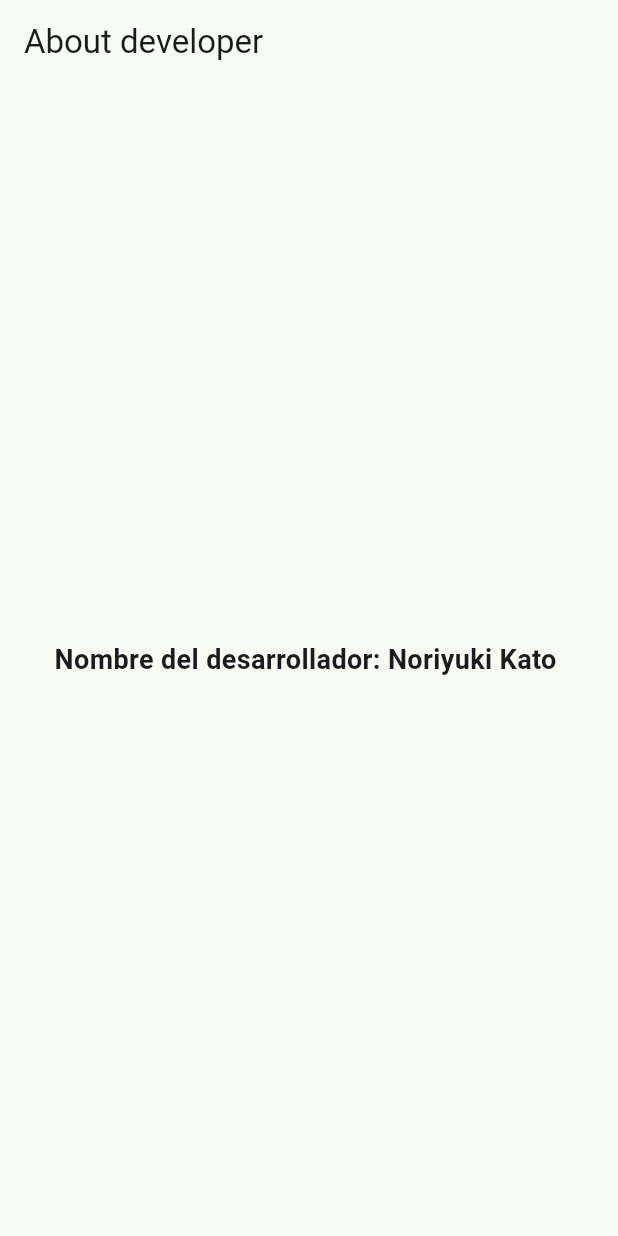
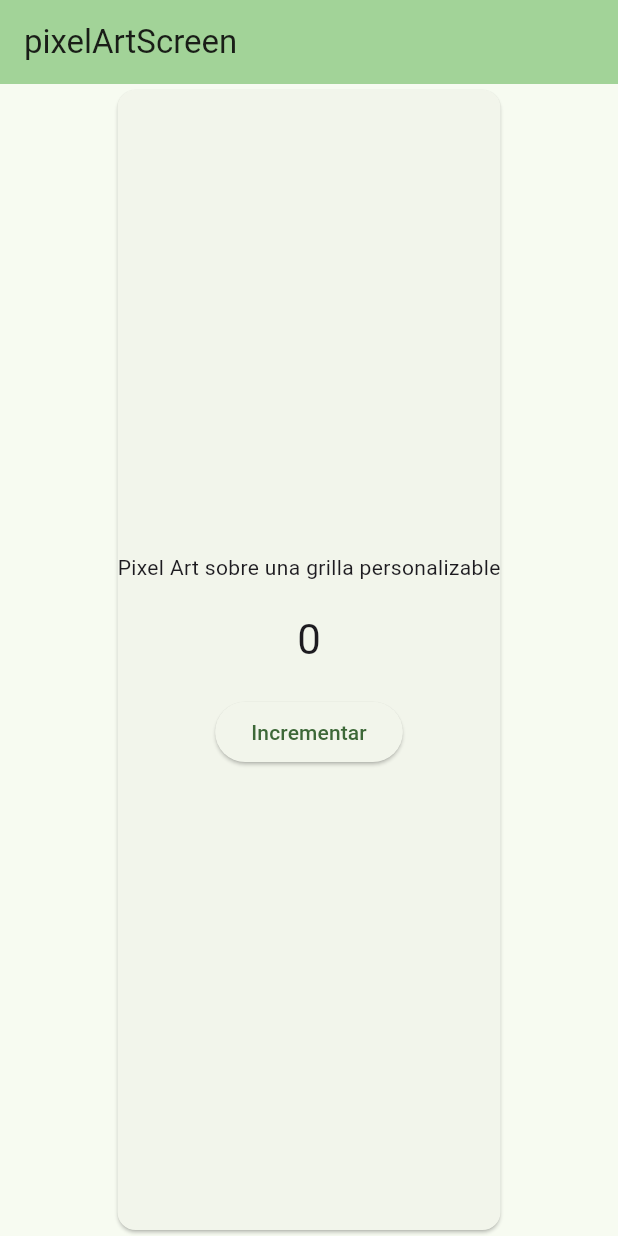
Before and after one commit to NoriKato16/3479A321_2023479502, a Flutter app: the screen it shows after launch, on a phone screen of 412 x 824 dp. Run offline on Flutter 3.47's test engine with Material 3 defaults, Android fonts, the phone set to English and light mode, and no system bars; our stand-ins replace google_fonts, logger; Roboto replaces fonts that are missing (Arizonia).

Commit message:
pasos del 1 al 5 del laboratorio completados

```diff
--- a/lib/main.dart
+++ b/lib/main.dart
@@ -5,6 +5,7 @@ import 'package:logger/logger.dart';
 import 'package:google_fonts/google_fonts.dart';
 import 'pages/home_page.dart';
 import 'pages/list_art.dart';
+import 'pages/pixel_art_screen.dart';
 
 void main() {
   runApp(const MyApp());
@@ -21,12 +22,13 @@ class MyApp extends StatelessWidget {
         colorScheme: ColorScheme.fromSeed(
           seedColor: const Color.fromARGB(255, 35, 190, 53),
         ),
-        textTheme: GoogleFonts.arizoniaTextTheme(),
+        textTheme: GoogleFonts.robotoTextTheme(),
       ),
       //home: const MyHomePage(title: '2023479502'),
       //home: ListArtScreen() ,
       //home: ListCreationScreen(),
-      home: AboutScreen(),
+      //home: AboutScreen(),
+       home: PixelArtScreen(title: 'pixelArtScreen'),
     );
   }
 }
--- /dev/null
+++ b/lib/pages/pixel_art_screen.dart
@@ -0,0 +1,99 @@
+import 'package:flutter/material.dart';
+import 'package:logger/logger.dart';
+
+class PixelArtScreen extends StatefulWidget {
+  const PixelArtScreen({super.key, required this.title});
+
+  final String title;
+
+  @override
+  State<PixelArtScreen> createState() => _PixelArtScreenState();
+}
+
+class _PixelArtScreenState extends State<PixelArtScreen> {
+  int _counter = 0;
+  Color _color = Colors.cyanAccent;
+  final logger = Logger();
+
+
+
+  @override
+  void initState() {
+    super.initState();
+    logger.d("se llama a inistate");
+  }
+
+  @override
+  void didChangeDependencies() {
+    super.didChangeDependencies();
+    logger.d("se llama a didChangeDependencies");
+  }
+
+  @override
+  void didUpdateWidget(covariant PixelArtScreen oldWidget) {
+    super.didUpdateWidget(oldWidget);
+    logger.d("se llama a didupdate");
+  }
+
+  @override
+  void setState(VoidCallback fn) {
+    super.setState(fn);
+    logger.d("se llama a setState");
+  }
+
+  @override
+  void deactivate() {
+    super.deactivate();
+    logger.d("se llama a deactivate");
+  }
+
+  @override
+  void dispose() {
+    super.dispose();
+    logger.d("se llama a dispose");
+  }
+
+  @override
+  void reassemble() {
+    super.reassemble();
+    logger.d("se llama a reassemble");
+  }
+
+
+  void _incrementCounter() {
+    setState(() {
+      _counter++;
+    });
+  }
+
+  @override
+  Widget build(BuildContext context) {
+    logger.d("build de dibujar el widget");
+    return Scaffold(
+      appBar: AppBar(
+        backgroundColor: Theme.of(context).colorScheme.inversePrimary,
+        title: Text(widget.title),
+      ),
+      body: Center(
+        child: Card(
+          child: Column(
+            mainAxisAlignment: MainAxisAlignment.center,
+            children: [
+              const Text('Pixel Art sobre una grilla personalizable'),
+              const SizedBox(height: 20),
+              Text(
+                '$_counter',
+                style: Theme.of(context).textTheme.headlineMedium,
+              ),
+              const SizedBox(height: 20),
+              ElevatedButton(
+                onPressed: _incrementCounter,
+                child: const Text("Incrementar"),
+              ),
+            ],
+          ),
+        ),
+      ),
+    );
+  }
+}
```
Also changed, not shown: lib/providers/ConfigurationData.dart (added, +10 -0 lines).
